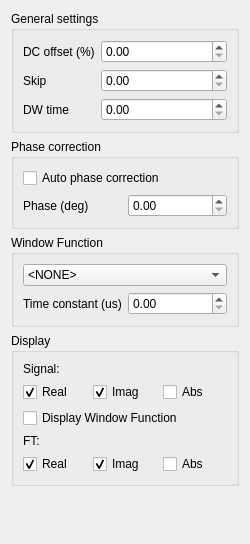
Above: plugins/NMRAnalyser/nmrcontrolform.ui from EvgeniyMilman/polp before the change. Below: the same form after it.
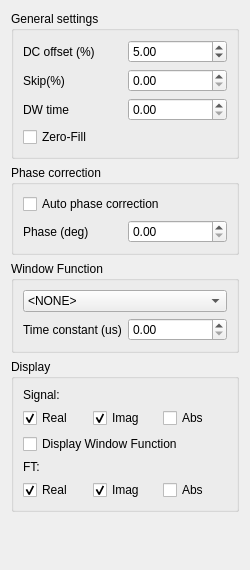
That is the form after the change.

```diff
--- a/plugins/NMRAnalyser/nmrcontrolform.ui
+++ b/plugins/NMRAnalyser/nmrcontrolform.ui
@@ -7,7 +7,7 @@
     <x>0</x>
     <y>0</y>
     <width>250</width>
-    <height>544</height>
+    <height>570</height>
    </rect>
   </property>
   <property name="windowTitle">
@@ -19,36 +19,59 @@
      <property name="title">
       <string>General settings</string>
      </property>
-     <layout class="QFormLayout" name="formLayout">
-      <item row="0" column="0">
+     <layout class="QVBoxLayout" name="verticalLayout_5">
+      <item>
+       <layout class="QHBoxLayout" name="horizontalLayout_5">
+        <item>
        <widget class="QLabel" name="label_2">
         <property name="text">
          <string>DC offset (%)</string>
         </property>
        </widget>
       </item>
-      <item row="0" column="1">
-       <widget class="QDoubleSpinBox" name="offsetSpinBox"/>
-      </item>
-      <item row="1" column="0">
+        <item>
+         <widget class="QDoubleSpinBox" name="offsetSpinBox">
+          <property name="value">
+           <double>5.000000000000000</double>
+          </property>
+         </widget>
+        </item>
+       </layout>
+      </item>
+      <item>
+       <layout class="QHBoxLayout" name="horizontalLayout_6">
+        <item>
        <widget class="QLabel" name="label_3">
         <property name="text">
-         <string>Skip</string>
+           <string>Skip(%)</string>
         </property>
        </widget>
       </item>
-      <item row="1" column="1">
+        <item>
        <widget class="QDoubleSpinBox" name="skipSpinBox"/>
       </item>
-      <item row="2" column="0">
+       </layout>
+      </item>
+      <item>
+       <layout class="QHBoxLayout" name="horizontalLayout_7">
+        <item>
        <widget class="QLabel" name="label_4">
         <property name="text">
          <string>DW time</string>
         </property>
        </widget>
       </item>
-      <item row="2" column="1">
-       <widget class="QDoubleSpinBox" name="wdtimeSpinBox"/>
+        <item>
+         <widget class="QDoubleSpinBox" name="dwtimeSpinBox"/>
+        </item>
+       </layout>
+      </item>
+      <item>
+       <widget class="QCheckBox" name="zerofillcheckBox">
+        <property name="text">
+         <string>Zero-Fill</string>
+        </property>
+       </widget>
       </item>
      </layout>
     </widget>
@@ -112,7 +135,11 @@
          </widget>
         </item>
         <item>
-         <widget class="QDoubleSpinBox" name="windowTimeConstantSpinBox"/>
+         <widget class="QDoubleSpinBox" name="windowTimeConstantSpinBox">
+          <property name="maximum">
+           <double>9999.989999999999782</double>
+          </property>
+         </widget>
         </item>
        </layout>
       </item>
```
Left out of the diff: 5 changed lines with no effect on the pictures. Lines whose indentation alone changed are shown as unchanged.
